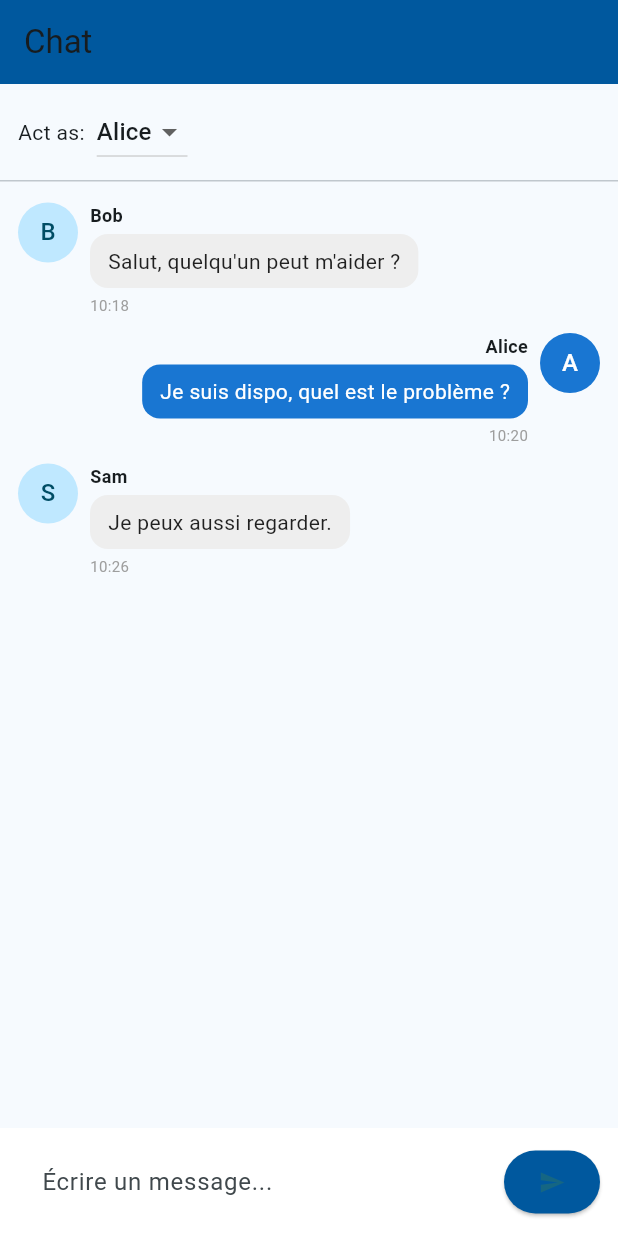
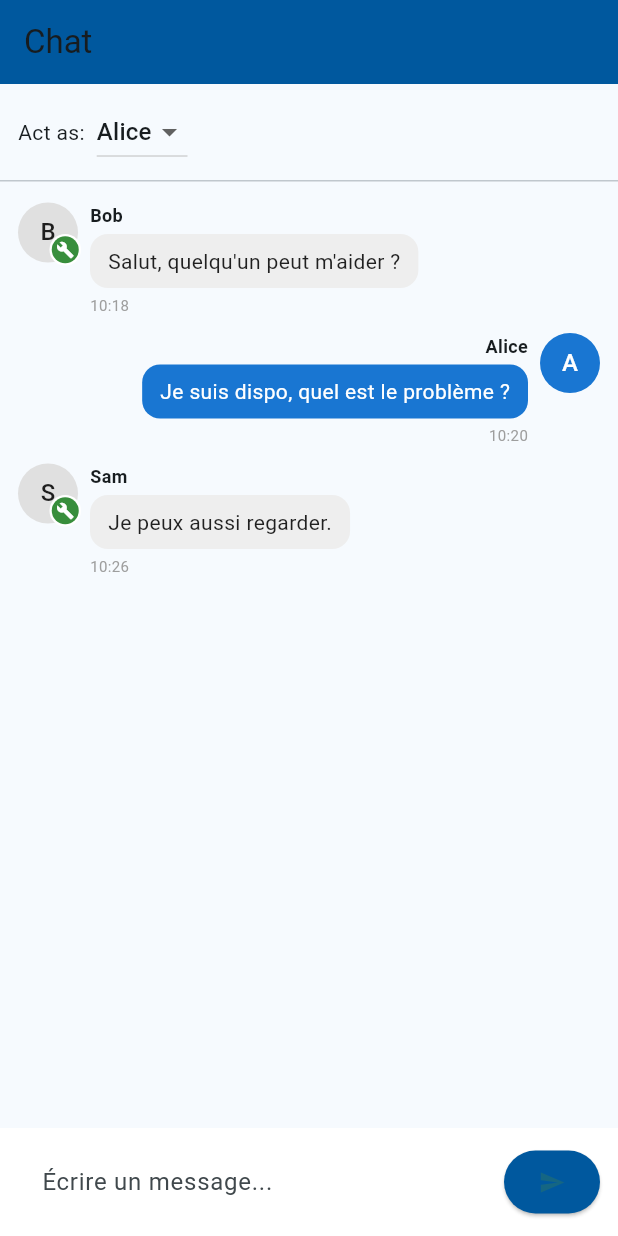
Before and after one commit to Freddy-237/plumber_front, a Flutter app: the ChatScreen screen opened directly, on a phone screen of 412 x 824 dp. Run offline on Flutter 3.47's test engine with Material 3 defaults, Android fonts, the phone set to English and light mode, and no system bars; our stand-ins replace dio, flutter_riverpod.

Commit message:
Add role to sample users and show plumber badge on avatars in ChatScreen

```diff
--- a/lib/data/sample_data.dart
+++ b/lib/data/sample_data.dart
@@ -2,9 +2,9 @@ import '../models/message_model.dart';
 
 // Liste d'utilisateurs (id, name, avatar)
 final List<Map<String, String?>> sampleUsers = [
-  {'id': 'u1', 'name': 'Alice', 'avatar': null},
-  {'id': 'u2', 'name': 'Bob', 'avatar': null},
-  {'id': 'u3', 'name': 'Sam', 'avatar': null},
+  {'id': 'u1', 'name': 'Alice', 'avatar': null, 'role': 'client'},
+  {'id': 'u2', 'name': 'Bob', 'avatar': null, 'role': 'plumber'},
+  {'id': 'u3', 'name': 'Sam', 'avatar': null, 'role': 'plumber'},
 ];
 
 // Messages d'exemple
--- a/lib/screens/chat_screen.dart
+++ b/lib/screens/chat_screen.dart
@@ -56,6 +56,54 @@ class _ChatScreenState extends State<ChatScreen> {
     final align = isMe ? CrossAxisAlignment.end : CrossAxisAlignment.start;
     final bg = isMe ? Colors.blue[700] : Colors.grey[200];
     final textColor = isMe ? Colors.white : Colors.black87;
+    // find author's role (may be null)
+    final author =
+        _users.firstWhere((u) => u['id'] == msg.userId, orElse: () => {});
+    final authorRole = author['role'];
+
+    Widget avatarFor(String name, bool me, String? role) {
+      final baseAvatar = CircleAvatar(
+        backgroundColor: me ? Colors.blue[700] : Colors.grey[300],
+        child: Text(
+          name.isNotEmpty ? name[0] : '?',
+          style: TextStyle(color: me ? Colors.white : Colors.black87),
+        ),
+      );
+
+      final isPlumber = role == 'plumber';
+
+      if (!isPlumber) return baseAvatar;
+
+      return Stack(
+        clipBehavior: Clip.none,
+        children: [
+          baseAvatar,
+          Positioned(
+            right: -2,
+            bottom: -2,
+            child: Container(
+              decoration: BoxDecoration(
+                color: Colors.white,
+                shape: BoxShape.circle,
+              ),
+              padding: const EdgeInsets.all(1.5),
+              child: Container(
+                decoration: BoxDecoration(
+                  color: Colors.green[700],
+                  shape: BoxShape.circle,
+                ),
+                padding: const EdgeInsets.all(3),
+                child: const Icon(
+                  Icons.build,
+                  size: 12,
+                  color: Colors.white,
+                ),
+              ),
+            ),
+          ),
+        ],
+      );
+    }
 
     return Padding(
       padding: const EdgeInsets.symmetric(horizontal: 12, vertical: 6),
@@ -64,10 +112,7 @@ class _ChatScreenState extends State<ChatScreen> {
         mainAxisAlignment:
             isMe ? MainAxisAlignment.end : MainAxisAlignment.start,
         children: [
-          if (!isMe)
-            CircleAvatar(
-              child: Text(msg.userName.isNotEmpty ? msg.userName[0] : '?'),
-            ),
+          if (!isMe) avatarFor(msg.userName, false, authorRole),
           const SizedBox(width: 8),
           Flexible(
             child: Column(
@@ -100,14 +145,7 @@ class _ChatScreenState extends State<ChatScreen> {
             ),
           ),
           if (isMe) const SizedBox(width: 8),
-          if (isMe)
-            CircleAvatar(
-              backgroundColor: Colors.blue[700],
-              child: Text(
-                msg.userName.isNotEmpty ? msg.userName[0] : '?',
-                style: const TextStyle(color: Colors.white),
-              ),
-            ),
+          if (isMe) avatarFor(msg.userName, true, authorRole),
         ],
       ),
     );
```
